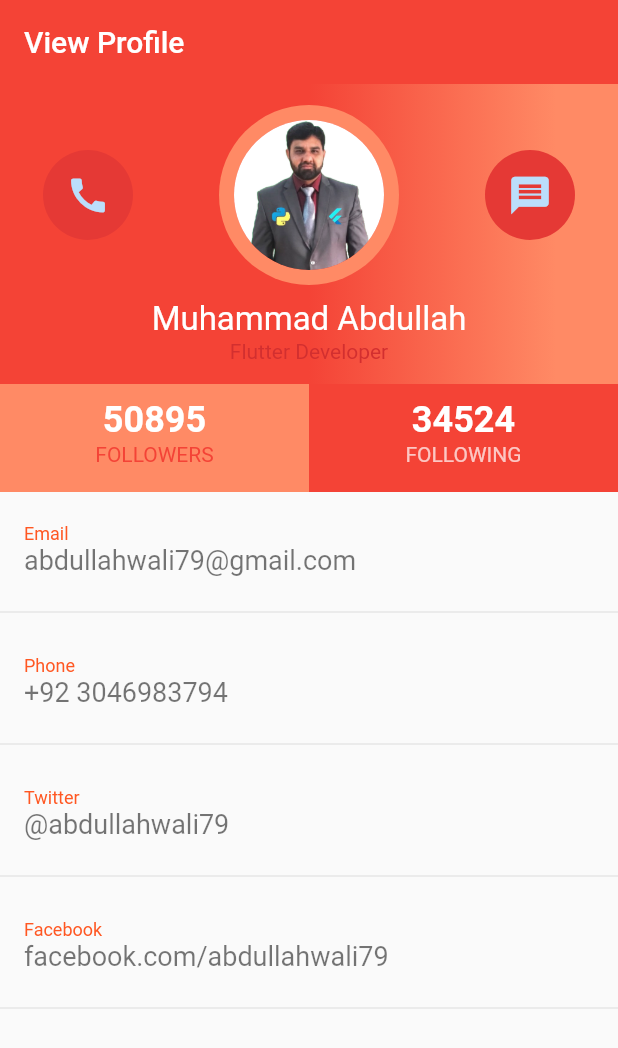
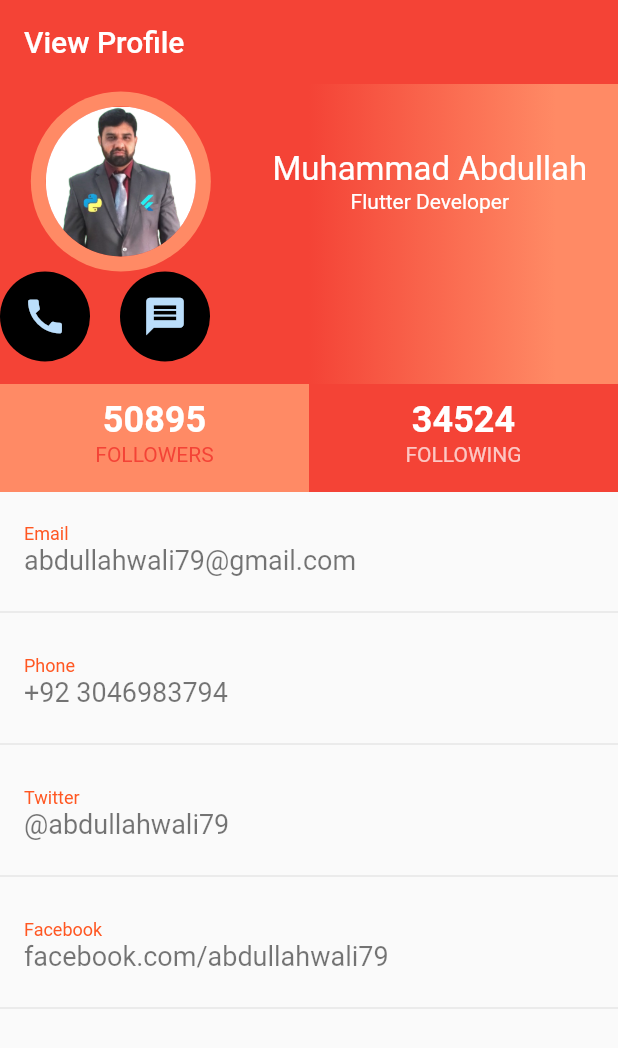
Before and after one commit to AbdullahWali79/flutterhomeb1, a Flutter app: the screen it shows after launch, on a phone screen of 412 x 824 dp. Shown: the top 1048 px of the screen. Run offline on Flutter 3.47's test engine with Material 2 defaults, Android fonts, the phone set to English and light mode, and no system bars.

Commit message:
done different uis Practice

```diff
--- a/demoproject/lib/main.dart
+++ b/demoproject/lib/main.dart
@@ -1,13 +1,17 @@
 import 'package:flutter/material.dart';
-void main(){
+
+void main() {
   runApp(MyAPP());
 }
+
 class MyAPP extends StatelessWidget {
   const MyAPP({Key? key}) : super(key: key);
 
   @override
   Widget build(BuildContext context) {
-    return MaterialApp(home: ProfileOnePage(),);
+    return MaterialApp(
+      home: ProfileOnePage(),
+    );
   }
 }
 
@@ -15,6 +19,7 @@ class ProfileOnePage extends StatelessWidget {
   static const String path = "lib/src/pages/profile/profile1.dart";
 
   const ProfileOnePage({super.key});
+
   @override
   Widget build(BuildContext context) {
     return Scaffold(
@@ -42,15 +47,6 @@ class ProfileOnePage extends StatelessWidget {
                   mainAxisAlignment: MainAxisAlignment.spaceAround,
                   children: <Widget>[
                     CircleAvatar(
-                      minRadius: 30.0,
-
-                      backgroundColor: Colors.red.shade600,
-                      child: const Icon(
-                        Icons.call,
-                        size: 30.0,
-                      ),
-                    ),
-                    CircleAvatar(
                       minRadius: 60,
                       backgroundColor: Colors.deepOrange.shade300,
                       child: CircleAvatar(
@@ -59,9 +55,37 @@ class ProfileOnePage extends StatelessWidget {
                         minRadius: 50,
                       ),
                     ),
+                    Column(
+                      children: [
+                        Text(
+                          "Muhammad Abdullah",
+                          style: TextStyle(fontSize: 22.0, color: Colors.white),
+                        ),
+                        Text(
+                          "Flutter Developer",
+                          style: TextStyle(
+                              fontSize: 14.0, color: Colors.white),
+                        )
+                      ],
+                    ),
+                  ],
+                ),
+                Row(
+                  children: [
                     CircleAvatar(
                       minRadius: 30.0,
-                      backgroundColor: Colors.red.shade600,
+                      backgroundColor: Colors.black,
+                      child: const Icon(
+                        Icons.call,
+                        size: 30.0,
+                      ),
+                    ),
+                    SizedBox(
+                      width: 20,
+                    ),
+                    CircleAvatar(
+                      minRadius: 30.0,
+                      backgroundColor: Colors.black,
                       child: const Icon(
                         Icons.message,
                         size: 30.0,
@@ -69,17 +93,9 @@ class ProfileOnePage extends StatelessWidget {
                     ),
                   ],
                 ),
-                const SizedBox(
+                SizedBox(
                   height: 10,
                 ),
-                const Text(
-                  "Muhammad Abdullah",
-                  style: TextStyle(fontSize: 22.0, color: Colors.white),
-                ),
-                Text(
-                  "Flutter Developer",
-                  style: TextStyle(fontSize: 14.0, color: Colors.red.shade700),
-                )
               ],
             ),
           ),
```
Also changed, not shown: 1 other file.
